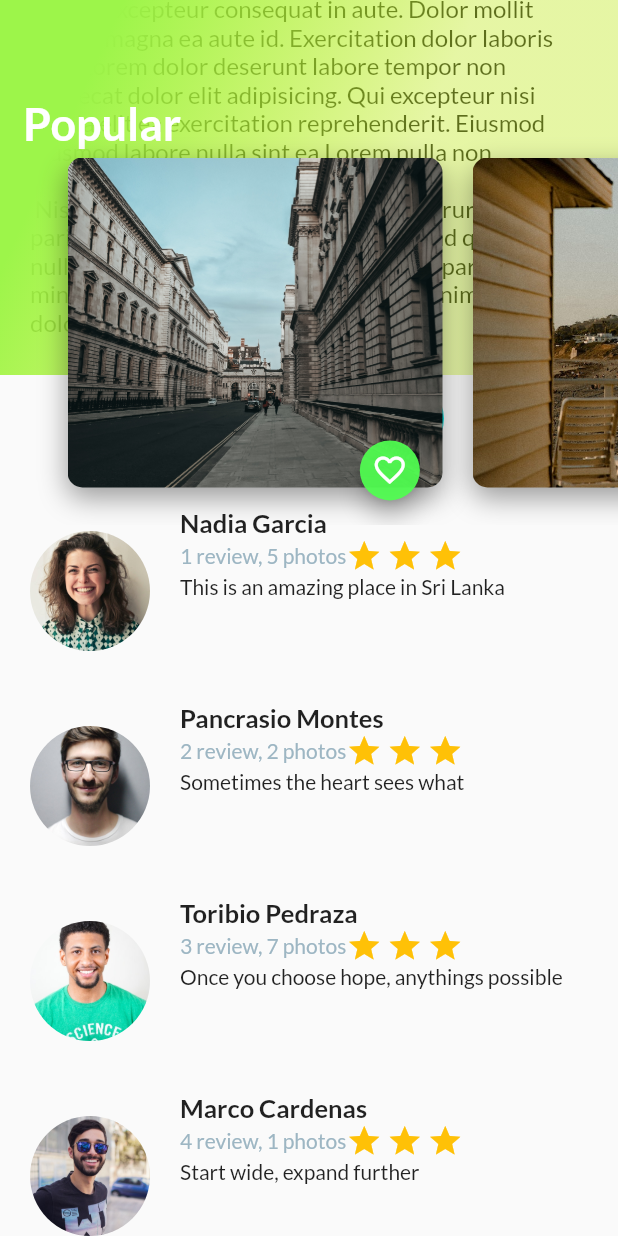
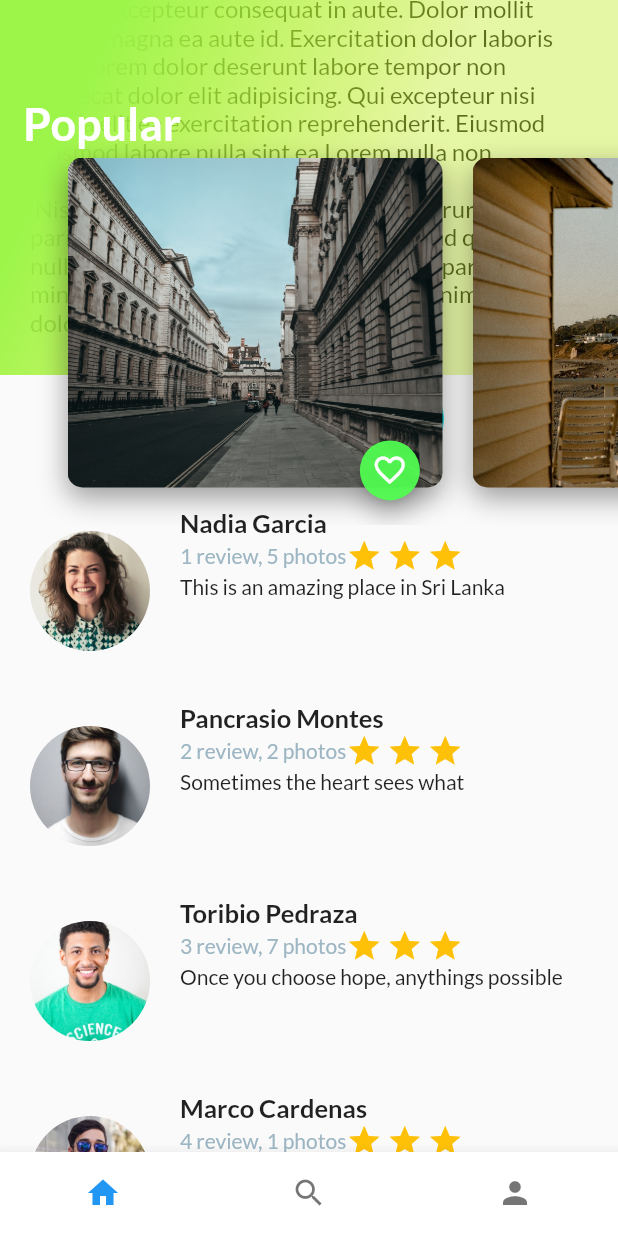
Before and after one commit to Vishue1892/appstar, a Flutter app: the screen it shows after launch, scrolled down 398 dp, on a phone screen of 412 x 824 dp. Run offline on Flutter 3.47's test engine with Material 2 defaults, Android fonts, the phone set to English and light mode, and no system bars; our stand-ins replace google_fonts; missing offline and left inert: dart:ffi.

Commit message:
8 de marzo

```diff
--- a/lib/main.dart
+++ b/lib/main.dart
@@ -3,20 +3,18 @@ import 'package:viajes_app/screens/description_place_screen.dart';
 import 'package:viajes_app/screens/gradient_back.dart';
 import 'package:viajes_app/screens/header.dart';
 import 'package:viajes_app/screens/reviews.dart';
+import 'package:viajes_app/screens/viajes.dart';
 
 void main() {
   runApp(const MainApp());
 }
 
 class MainApp extends StatelessWidget {
-  final namePlace = 'San Francisco';
-  final descriptionText =
-      ' Occaecat occaecat consequat excepteur aute ipsum magna excepteur consequat in aute. Dolor mollit magna magna ea aute id. Exercitation dolor laboris esse Lorem dolor deserunt labore tempor non occaecat dolor elit adipisicing. Qui excepteur nisi officia elit ea exercitation reprehenderit. Eiusmod eiusmod labore nulla sint ea Lorem nulla non.\n\n Nisi deserunt ullamco laborum et aute irure. Et pariatur aute do ipsum duis consequat ad qui ipsum nulla amet duis labore. Et eiusmod aute pariatur quis minim do nulla consequat consequat minim occaecat dolore voluptate nostrud.';
   const MainApp({super.key});
 
   @override
   Widget build(BuildContext context) {
-    return MaterialApp(
+    return const MaterialApp(
       debugShowCheckedModeBanner: false,
       home: Scaffold(
         //     body: DescriptionPlaceScreen(
@@ -24,21 +22,7 @@ class MainApp extends StatelessWidget {
         //     namePlace: namePlace,
         //     stars: 4,
         //   ),
-        body: Stack(
-          children: <Widget>[
-            ListView(
-              children: <Widget>[
-                DescriptionPlaceScreen(
-                  descriptionPlace: descriptionText,
-                  namePlace: namePlace,
-                  stars: 4,
-                ),
-                const Reviews(),
-              ],
-            ),
-            const Header(),
-          ],
-        ),
+        body: Viajes(),
       ),
     );
   }
--- a/lib/screens/card_image.dart
+++ b/lib/screens/card_image.dart
@@ -34,7 +34,7 @@ class CardImage extends StatelessWidget {
       alignment: const Alignment(0.9, 1.1),
       children: [
         card,
-        SmallButton(),
+        const SmallButton(),
       ],
     );
   }
--- /dev/null
+++ b/lib/screens/home_screen.dart
@@ -0,0 +1,31 @@
+import 'package:flutter/material.dart';
+import 'package:viajes_app/screens/reviews.dart';
+import 'description_place_screen.dart';
+import 'header.dart';
+
+class HomeScreen extends StatelessWidget {
+  final namePlace = 'San Francisco';
+  final descriptionText =
+      ' Occaecat occaecat consequat excepteur aute ipsum magna excepteur consequat in aute. Dolor mollit magna magna ea aute id. Exercitation dolor laboris esse Lorem dolor deserunt labore tempor non occaecat dolor elit adipisicing. Qui excepteur nisi officia elit ea exercitation reprehenderit. Eiusmod eiusmod labore nulla sint ea Lorem nulla non.\n\n Nisi deserunt ullamco laborum et aute irure. Et pariatur aute do ipsum duis consequat ad qui ipsum nulla amet duis labore. Et eiusmod aute pariatur quis minim do nulla consequat consequat minim occaecat dolore voluptate nostrud.';
+
+  const HomeScreen({super.key});
+
+  @override
+  Widget build(BuildContext context) {
+    return Stack(
+      children: <Widget>[
+        ListView(
+          children: <Widget>[
+            DescriptionPlaceScreen(
+              descriptionPlace: descriptionText,
+              namePlace: namePlace,
+              stars: 4,
+            ),
+            const Reviews(),
+          ],
+        ),
+        const Header(),
+      ],
+    );
+  }
+}
--- /dev/null
+++ b/lib/screens/viajes.dart
@@ -0,0 +1,60 @@
+import 'package:flutter/material.dart';
+import 'package:flutter/rendering.dart';
+import 'package:viajes_app/screens/home_screen.dart';
+import 'package:viajes_app/screens/profile_screen.dart';
+import 'package:viajes_app/screens/search_place_screen.dart';
+
+class Viajes extends StatefulWidget {
+  const Viajes({super.key});
+
+  @override
+  State<Viajes> createState() => _ViajesState();
+}
+
+class _ViajesState extends State<Viajes> {
+  int indexTap = 0;
+  final List<Widget> widgetsBarChildren = const [
+    HomeScreen(),
+    SearchPlaceScreen(),
+    ProfileScreen(),
+  ];
+
+  void onTapTapped(int index) {
+    setState(() {
+      indexTap = index;
+    });
+  }
+
+  @override
+  Widget build(BuildContext context) {
+    return Scaffold(
+      body: widgetsBarChildren[indexTap],
+      bottomNavigationBar: Theme(
+        data: Theme.of(context).copyWith(
+          canvasColor: Colors.white,
+          primaryColor: Colors.purpleAccent,
+        ),
+        child: BottomNavigationBar(
+          showSelectedLabels: false,
+          showUnselectedLabels: false,
+          onTap: onTapTapped,
+          currentIndex: indexTap,
+          items: const [
+            BottomNavigationBarItem(
+              icon: Icon(Icons.home),
+              label: '',
+            ),
+            BottomNavigationBarItem(
+              icon: Icon(Icons.search),
+              label: '',
+            ),
+            BottomNavigationBarItem(
+              icon: Icon(Icons.person),
+              label: '',
+            ),
+          ],
+        ),
+      ),
+    );
+  }
+}
```
Also changed, not shown: lib/screens/profile_screen.dart (added, +22 -0 lines), lib/screens/search_place_screen.dart (added, +22 -0 lines).
